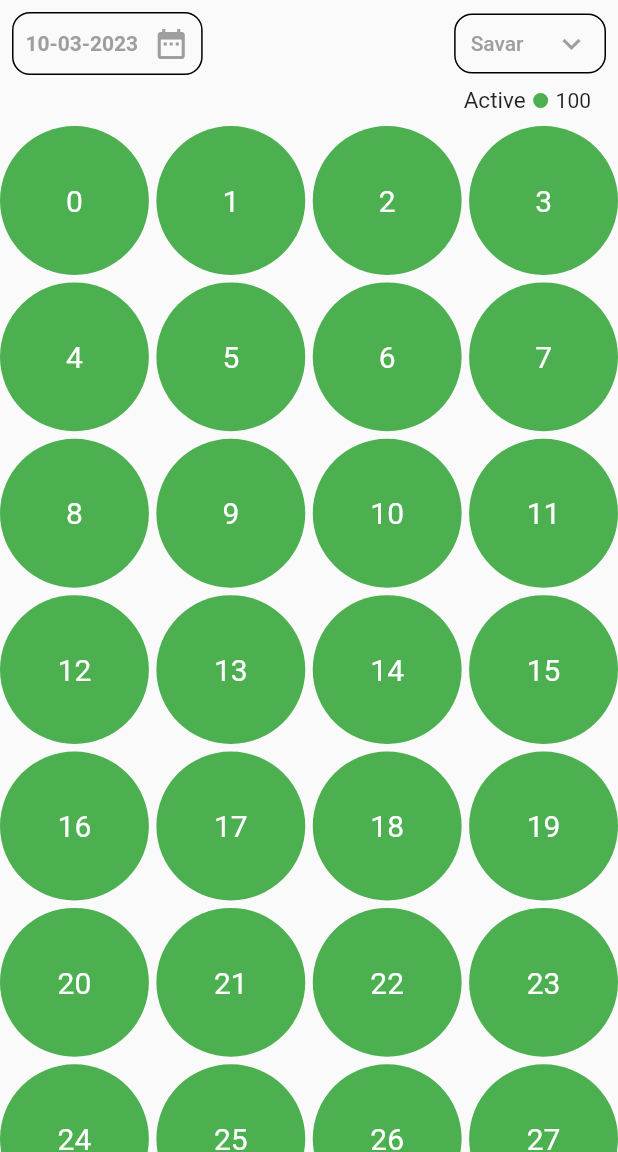
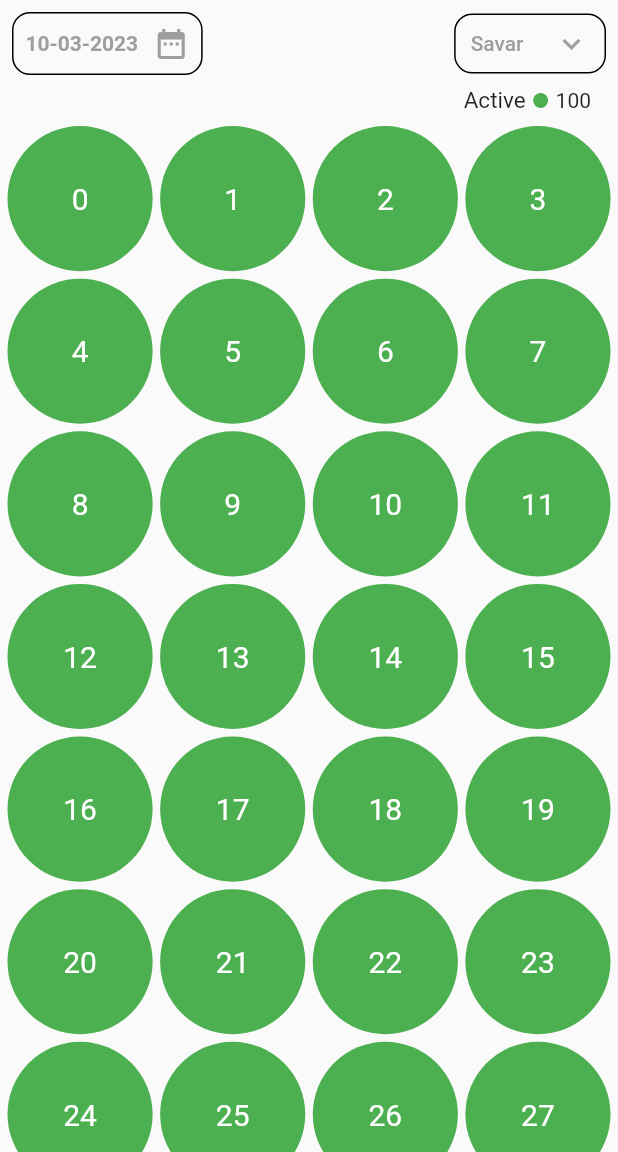
Before and after one commit to BHARGAVTHUMMAR/upavas, a Flutter app: the screen it shows after launch, on a phone screen of 412 x 824 dp, the part 84-1236 px from its top. Run offline on Flutter 3.47's test engine with Material 2 defaults, Android fonts, the phone set to English and light mode, and no system bars; our stand-ins replace cloud_firestore, firebase_core, get, get_it; accounts and stored records are empty.

Commit message:
first commit.

```diff
--- a/lib/app/modules/home/views/home_view.dart
+++ b/lib/app/modules/home/views/home_view.dart
@@ -136,10 +136,13 @@ class HomeView extends GetView<HomeController> {
                           ),
                         ],
                       ),
-                      GridView.builder(
+                      Padding(
+                        padding: EdgeInsets.symmetric(horizontal: 5.0),
+                        child: GridView.builder(
                           physics: NeverScrollableScrollPhysics(),
                           shrinkWrap: true,
-                        gridDelegate: SliverGridDelegateWithFixedCrossAxisCount(
+                          gridDelegate:
+                              SliverGridDelegateWithFixedCrossAxisCount(
                                   crossAxisCount: 4,
                                   crossAxisSpacing: 5,
                                   mainAxisSpacing: 5),
@@ -149,10 +152,12 @@ class HomeView extends GetView<HomeController> {
                               onTap: () async {
                                 controller.selectedList[index].isSelected
                                     .toggle();
-                              await FirebaseService().updateUserDataToFireStore(
+                                await FirebaseService()
+                                    .updateUserDataToFireStore(
                                         date: controller.selectedDate.value +
                                             "_" +
-                                      controller.dropdownValue.value.toString(),
+                                            controller.dropdownValue.value
+                                                .toString(),
                                         data: {
                                       "data": controller.selectedList
                                           .map((e) => e.toJson())
@@ -177,6 +182,7 @@ class HomeView extends GetView<HomeController> {
                               }),
                             );
                           },
+                        ),
                       )
                     ],
                   ),
```
Lines whose indentation alone changed are shown as unchanged.
